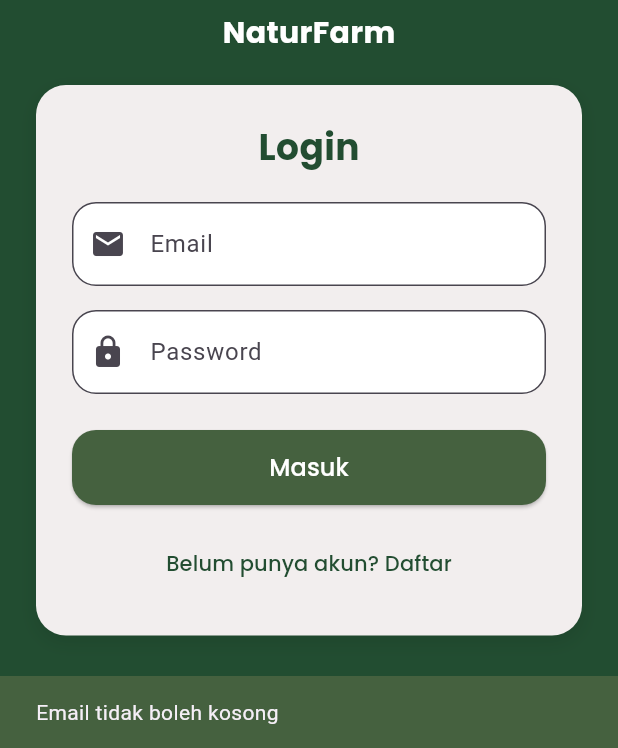
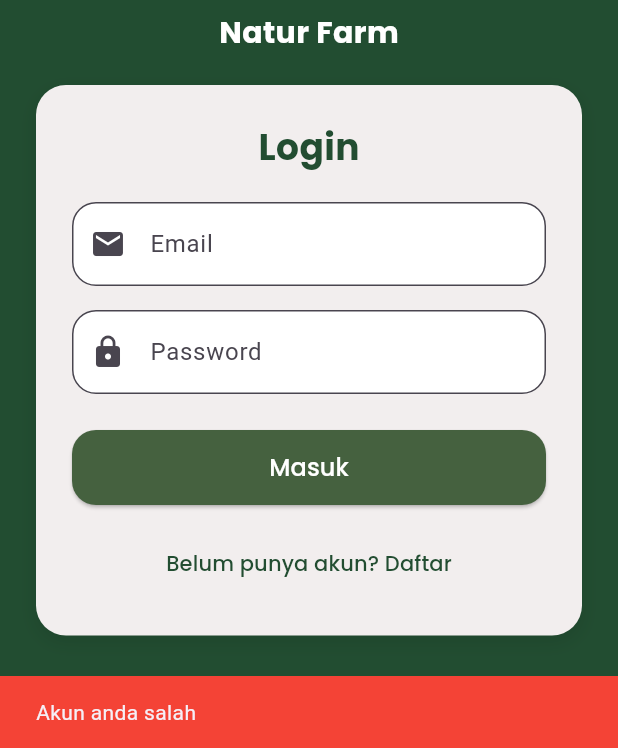
Before and after one commit to faizalisidiq/NatureFarm2, a Flutter app: the screen it shows after launch, after a tap on "Masuk", on a phone screen of 412 x 824 dp, the part 488-1236 px from its top. Run offline on Flutter 3.47's test engine with Material 3 defaults, Android fonts, the phone set to English and light mode, and no system bars; our stand-ins replace google_fonts.

Commit message:
Revert "sinkronisasi"
This reverts commit 4e825f555da9b32b73102a90e123b9b6fa433f1f.

```diff
--- a/Flutter-App/lib/pages/login_page.dart
+++ b/Flutter-App/lib/pages/login_page.dart
@@ -41,7 +41,7 @@ class _LoginPageState extends State<LoginPage> {
                 children: [
                   Image.asset('assets/naturefarm_logo.png', height: 250),
                   const SizedBox(height: 8),
-                  Text('NaturFarm',
+                  Text('Natur Farm',
                       style: GoogleFonts.poppins(
                           fontSize: 20,
                           fontWeight: FontWeight.bold,
@@ -88,27 +88,6 @@ class _LoginPageState extends State<LoginPage> {
                           ),
                           onPressed: () async {
                             try {
-                              if (_emailController.text.isEmpty) {
-                                ScaffoldMessenger.of(context).showSnackBar(
-                                  const SnackBar(
-                                    content: Text('Email tidak boleh kosong'),
-                                    backgroundColor: const Color(0xFF45613F),
-                                  ),
-                                );
-                                return;
-                              }
-
-                              if (_passwordController.text.isEmpty) {
-                                ScaffoldMessenger.of(context).showSnackBar(
-                                  const SnackBar(
-                                    content:
-                                        Text('Password tidak boleh kosong'),
-                                    backgroundColor: Colors.red,
-                                  ),
-                                );
-                                return;
-                              }
-
                               final response = await AuthServices.login(
                                 email: _emailController.text,
                                 password: _passwordController.text,
@@ -132,22 +111,10 @@ class _LoginPageState extends State<LoginPage> {
                                   ),
                                 );
                               } else {
-                                // Pesan error spesifik berdasarkan response
-                                String errorMessage = 'Terjadi kesalahan';
-
-                                if (response['message']
-                                    .toString()
-                                    .contains('email')) {
-                                  errorMessage = 'Email tidak terdaftar';
-                                } else if (response['message']
-                                    .toString()
-                                    .contains('password')) {
-                                  errorMessage = 'Password salah';
-                                }
-
+                                // Jika login gagal
                                 ScaffoldMessenger.of(context).showSnackBar(
-                                  SnackBar(
-                                    content: Text(errorMessage),
+                                  const SnackBar(
+                                    content: Text('Akun anda salah'),
                                     backgroundColor: Colors.red,
                                   ),
                                 );
--- a/Flutter-App/lib/services/auth_services.dart
+++ b/Flutter-App/lib/services/auth_services.dart
@@ -49,33 +49,50 @@ class AuthServices {
     required String email,
     required String password,
   }) async {
+    // Validasi input
+    if (email.isEmpty || password.isEmpty) {
+      return {
+        'success': false,
+        'message': 'Email dan password harus diisi',
+        'data': null
+      };
+    }
+
+    if (!email.contains('@')) {
+      return {
+        'success': false,
+        'message': 'Format email tidak valid',
+        'data': null
+      };
+    }
+
     try {
+      // Get semua customers untuk dicek
       var url = Uri.parse(baseURL + 'admin/customers');
-      http.Response response = await http.get(url, headers: headers);
+
+      http.Response response = await http.get(
+        url,
+        headers: headers,
+      );
 
       if (response.statusCode == 200) {
         var customers = json.decode(response.body);
 
-        // Cek email terlebih dahulu
-        var userWithEmail = customers['data'].firstWhere(
-            (customer) => customer['email'] == email,
+        // Cari customer dengan email yang sesuai
+        var user = customers['data'].firstWhere(
+            (customer) =>
+                customer['email'] == email && customer['password'] == password,
             orElse: () => null);
 
-        if (userWithEmail == null) {
-          return {'success': false, 'message': 'email_not_found', 'data': null};
+        if (user != null) {
+          return {'success': true, 'message': 'Login berhasil', 'data': user};
+        } else {
+          return {
+            'success': false,
+            'message': 'Email atau password salah',
+            'data': null
+          };
         }
-
-        // Jika email ditemukan, cek password
-        if (userWithEmail['password'] != password) {
-          return {'success': false, 'message': 'wrong_password', 'data': null};
-        }
-
-        // Jika email dan password benar
-        return {
-          'success': true,
-          'message': 'Login berhasil',
-          'data': userWithEmail
-        };
       } else {
         return {
           'success': false,
--- a/Flutter-App/lib/services/globals.dart
+++ b/Flutter-App/lib/services/globals.dart
@@ -1,5 +1,4 @@
 const String baseURL = "http://10.0.2.2:8000/api/"; // URL for Android Emulator
-// const String baseURL = "http://127.0.0.1:8000/api/"; // URL for Web Emulator
 const Map<String, String> headers = {
   'Content-Type': 'application/json',
 };
```
Also changed, not shown: 1 other file.
